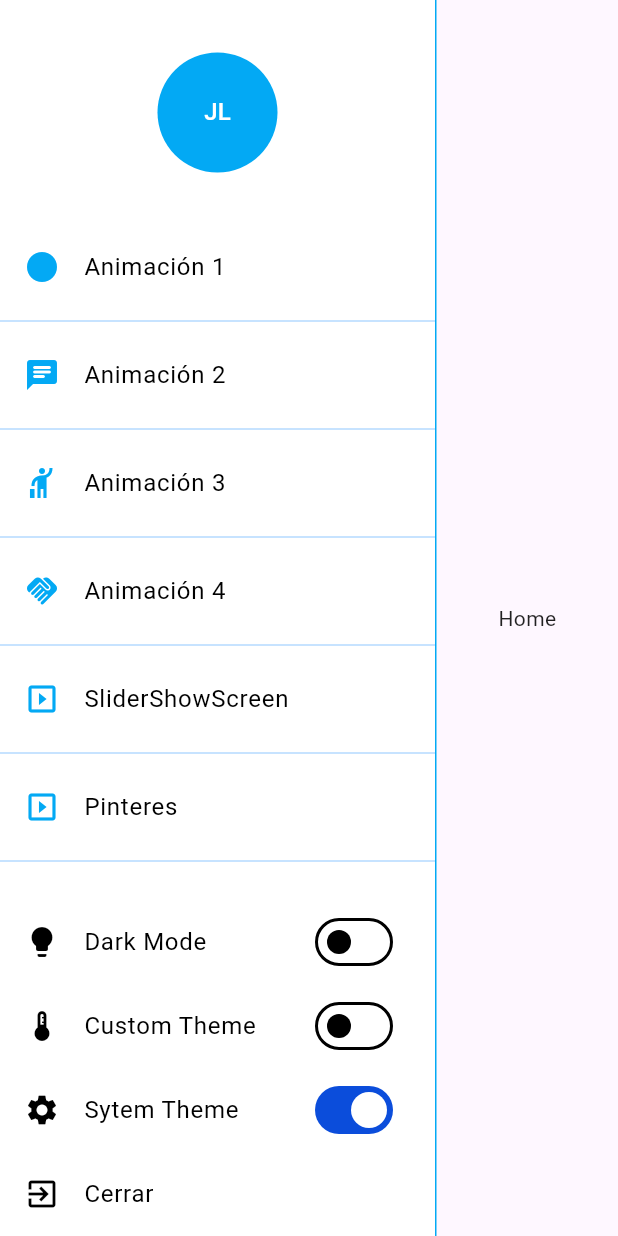
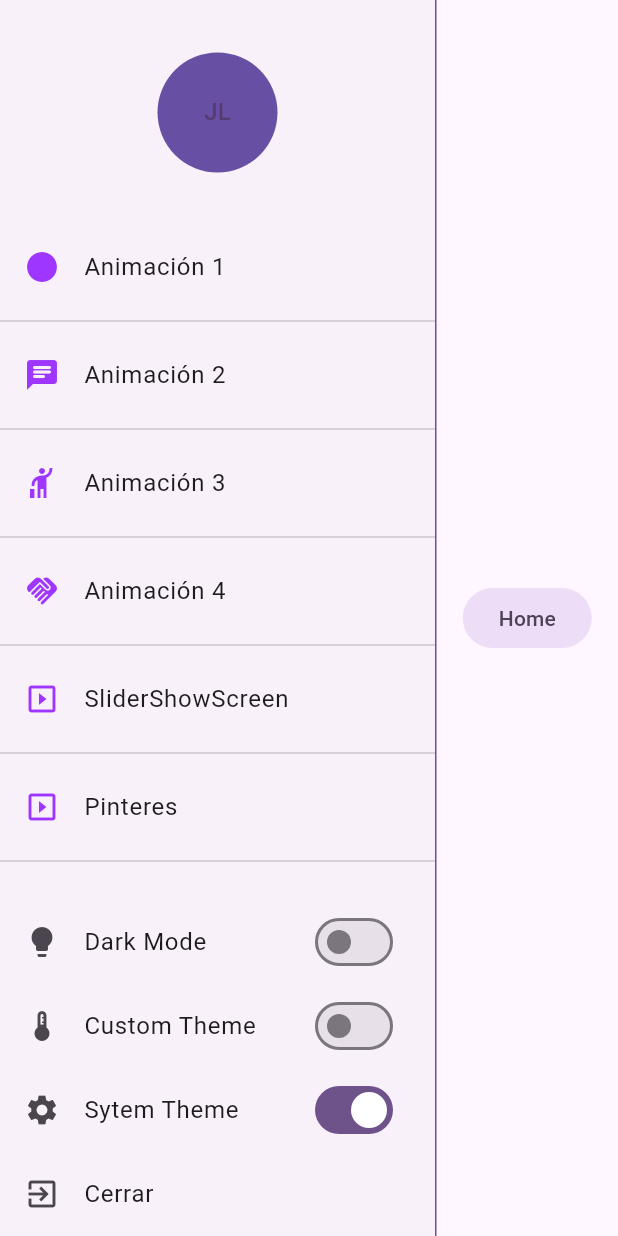
Before and after one commit to shura1981/curso_diseno_flutter, a Flutter app: the _DesktopScreen screen opened directly with empty values, on a phone screen of 412 x 824 dp. Run offline on Flutter 3.47's test engine with Material 3 defaults, Android fonts, the light colour scheme and no system bars; our stand-ins replace animate_do, flutter_svg, font_awesome_flutter, shared_preferences; missing offline and left inert: kplayer; accounts and stored records are empty.

Commit message:
feat: actualizar la pantalla de inicio y mejorar el tema de colores

```diff
--- a/lib/screens/home_screen.dart
+++ b/lib/screens/home_screen.dart
@@ -42,7 +42,7 @@ class _DesktopScreen extends StatelessWidget {
               color: Theme.of(context).primaryColor),
           Expanded(
             child: providerViewCurrent.currentView ??
-                const Center(child: Text('Home')),
+                const _HomeContainerScreen(),
           ),
         ],
       ),
@@ -71,11 +71,22 @@ class _TabletScreen extends StatelessWidget {
               color: Theme.of(context).primaryColor),
           Expanded(
             child: providerViewCurrent.currentView ??
-                const Center(child: Text('Home')),
+                const _HomeContainerScreen(),
           ),
         ],
       ),
     );
+  }
+}
+
+class _HomeContainerScreen extends StatelessWidget {
+  const _HomeContainerScreen();
+
+  @override
+  Widget build(BuildContext context) {
+    return Center(child: FilledButton.tonal(onPressed: (){
+
+    }, child: const Text('Home')));
   }
 }
 
@@ -93,7 +104,7 @@ class _MobileScreen extends StatelessWidget {
           style: TextStyle(color: Theme.of(context).primaryColor),
         ),
       ),
-      body: const Center(child: Text('Home')),
+      body: const _HomeContainerScreen(),
     );
   }
 }
--- a/lib/theme/styles/colors_theme.dart
+++ b/lib/theme/styles/colors_theme.dart
@@ -5,7 +5,7 @@ mixin class ColorsTheme {
   static Color colorIconMenuItem = Colors.white;
 
 //  ligth
-  static Color themePrimaryLight = Colors.lightBlue;
+  static Color themePrimaryLight = Color.fromARGB(255, 158, 54, 255);
   static Color themePrimaryColorLightDark =
       const Color.fromARGB(255, 18, 89, 210);
   static Color themePrimaryColorLight =
--- a/lib/theme/styles/custom_theme.dart
+++ b/lib/theme/styles/custom_theme.dart
@@ -19,24 +19,24 @@ class CustomTheme {
         customColorCard: ColorsTheme.themeCustomColorCard,
       ),
     ],
-    primaryColor: ColorsTheme.themePrimaryLight,
-    primaryColorDark: ColorsTheme.themePrimaryColorLightDark,
-    colorScheme: ColorScheme.light(
-      primary: ColorsTheme.themePrimaryColorLightScheme,
-      secondary: ColorsTheme.themeSecondaryColorLightScheme,
+    // primaryColor: ColorsTheme.themePrimaryLight,
+    // primaryColorDark: ColorsTheme.themePrimaryColorLightDark,
+    colorScheme: ColorScheme.fromSeed(
+      seedColor: ColorsTheme.themePrimaryLight,
+      brightness: Brightness.light,
     ),
     primaryColorLight: ColorsTheme.themePrimaryColorLight,
     canvasColor: Colors.grey[300],
     brightness: Brightness.light,
-    bottomNavigationBarTheme: BottomNavigationBarThemeData(
-      selectedItemColor: ColorsTheme.themePrimaryLight,
-      unselectedItemColor: const Color.fromARGB(255, 69, 69, 69),
-    ),
-    floatingActionButtonTheme: FloatingActionButtonThemeData(
-        backgroundColor: ColorsTheme.themePrimaryColorLightDark,
-        foregroundColor: Colors.white),
+    // bottomNavigationBarTheme: BottomNavigationBarThemeData(
+    //   selectedItemColor: ColorsTheme.themePrimaryLight,
+    //   unselectedItemColor: const Color.fromARGB(255, 69, 69, 69),
+    // ),
+    // floatingActionButtonTheme: FloatingActionButtonThemeData(
+    //     backgroundColor: ColorsTheme.themePrimaryColorLightDark,
+    //     foregroundColor: Colors.white),
     dividerTheme: const DividerThemeData(
-      color: Color.fromARGB(95, 57, 156, 255),
+      // color: Color.fromARGB(95, 57, 156, 255),
       thickness: 1,
     ),
     textTheme: const TextTheme(
@@ -65,10 +65,10 @@ class CustomTheme {
       primaryColor: ColorsTheme.themePrimaryDark,
       primaryColorDark: ColorsTheme.themePrimaryColorDark,
       primaryColorLight: ColorsTheme.themePrimaryColorLight,
-      colorScheme: ColorScheme.dark(
-        primary: ColorsTheme.themePrimaryColorDarkScheme,
-        secondary: ColorsTheme.themeSecondaryColorDarkScheme,
-      ),
+      colorScheme: ColorScheme.fromSeed(
+      seedColor: ColorsTheme.themePrimaryDark,
+      brightness: Brightness.dark,
+    ),
       canvasColor: const Color.fromARGB(255, 26, 26, 26),
       brightness: Brightness.dark,
       bottomNavigationBarTheme: BottomNavigationBarThemeData(
```
